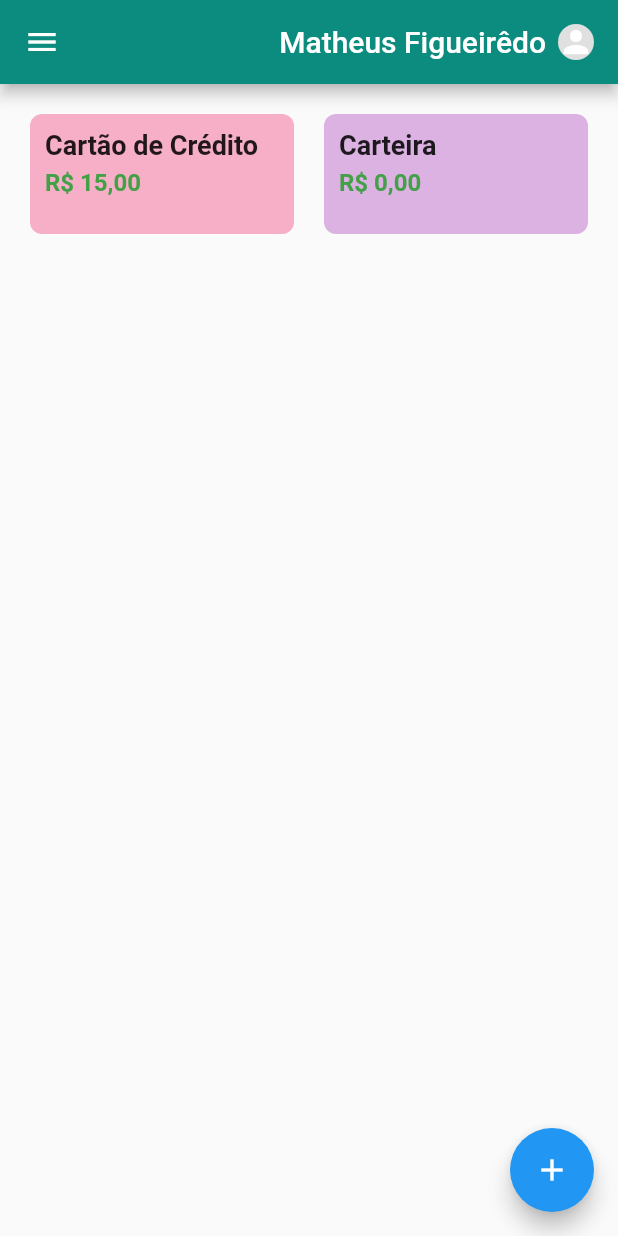
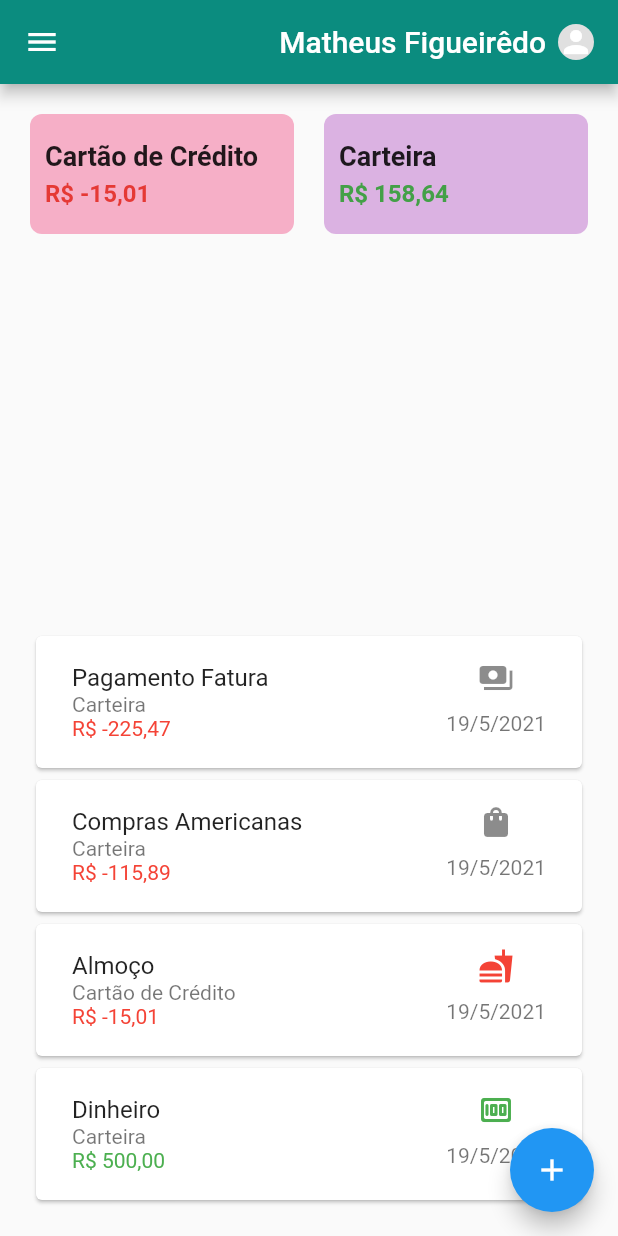
Before and after one commit to matheustgf10/e-wallet, a Flutter app: the screen it shows after launch, after a tap on "Entrar", on a phone screen of 412 x 824 dp. Run offline on Flutter 3.47's test engine with Material 2 defaults, Android fonts, the phone set to English and light mode, and no system bars; our stand-ins replace flutter_mobx, flutter_modular, mobx; generated files the repository leaves out were written again.

Commit message:
Adding FinancialRegisterList in HomePage

```diff
--- a/lib/app/modules/home/home_page.dart
+++ b/lib/app/modules/home/home_page.dart
@@ -2,8 +2,11 @@ import 'package:ewallet/app/app_store.dart';
 import 'package:ewallet/app/modules/home/home_store.dart';
 import 'package:ewallet/app/modules/home/widgets/account_card.dart';
 import 'package:ewallet/app/modules/home/widgets/create_account_widget.dart';
+import 'package:ewallet/app/modules/home/widgets/financial_register_list_widget.dart';
+import 'package:ewallet/app/shared/models/account.dart';
 import 'package:ewallet/app/shared/models/user.dart';
 import 'package:ewallet/app/shared/widgets/custom_app_bar.dart';
+import 'package:ewallet/app/shared/widgets/drawer_menu.dart';
 import 'package:ewallet/app/utils/colors.dart';
 import 'package:flutter/material.dart';
 import 'package:flutter_mobx/flutter_mobx.dart';
@@ -23,8 +26,6 @@ class _HomePageState extends ModularState<HomePage, HomeStore> {
   AppStore _appStore = Modular.get<AppStore>();
   @override
   Widget build(BuildContext context) {
-    print('Account ID 1: ' + widget.user.accountList.first.idAccount);
-    print('Account ID 2: ' + widget.user.accountList.last.idAccount);
     _appStore.setSize(context: context);
     double height = _appStore.height;
     double width = _appStore.width;
@@ -34,12 +35,11 @@ class _HomePageState extends ModularState<HomePage, HomeStore> {
         title: CustomAppBar(userName: widget.user.name),
         backgroundColor: PRIMARY_COLOR,
       ),
-      drawer: Container(
-        child: Text('DRAWER MENU'),
-      ),
+      drawer: DrawerMenu(),
       body: Container(
         height: height,
         width: width,
+        padding: EdgeInsets.all(20),
         child: Column(
           children: [
             // Contas
@@ -54,15 +54,9 @@ class _HomePageState extends ModularState<HomePage, HomeStore> {
                   mainAxisSpacing: 20,
                   mainAxisExtent: 80,
                 ),
-                padding: EdgeInsets.all(20),
                 itemCount: widget.user.accountList.length,
                 itemBuilder: (_, index) {
-                  return AccountCard(
-                    accountName: widget.user.accountList[index].nameAccount,
-                    accountValue: widget.user.getAccountTotalValue(
-                        idAccount: widget.user.accountList[index].idAccount),
-                    accountColor: widget.user.accountList[index].color,
-                  );
+                  return AccountCard(user: widget.user, index: index);
                 },
               ),
             ),
@@ -72,7 +66,8 @@ class _HomePageState extends ModularState<HomePage, HomeStore> {
               child: Container(
                 child: LayoutBuilder(builder: (_, constraints) {
                   return Container(
-                    height: constraints.maxHeight,
+                    height: constraints.maxHeight / 2,
+                    child: FinancialRegisterListWidget(user: widget.user),
                   );
                 }),
               ),
--- a/lib/app/modules/home/widgets/account_card.dart
+++ b/lib/app/modules/home/widgets/account_card.dart
@@ -1,30 +1,37 @@
+import 'package:ewallet/app/shared/models/user.dart';
 import 'package:flutter/material.dart';
 
-class AccountCard extends StatelessWidget {
-  late String accountName;
-  late double accountValue;
-  late Color accountColor;
+class AccountCard extends StatefulWidget {
+  late User user;
+  late int index;
 
-  AccountCard({
-    required this.accountName,
-    required this.accountValue,
-    required this.accountColor,
-  });
+  AccountCard({required this.user, required this.index});
 
   @override
+  _AccountCardState createState() => _AccountCardState();
+}
+
+class _AccountCardState extends State<AccountCard> {
+  @override
   Widget build(BuildContext context) {
-    return Container(
+    double value = widget.user.getAccountTotalValue(
+        idAccount: widget.user.accountList[widget.index].idAccount);
+    return InkWell(
+      onTap: () {},
+      onLongPress: () {},
+      child: Container(
         child: ClipRRect(
           borderRadius: BorderRadius.circular(8),
           child: Container(
-          color: accountColor,
+            color: widget.user.accountList[widget.index].color,
             child: Column(
               crossAxisAlignment: CrossAxisAlignment.start,
+              mainAxisAlignment: MainAxisAlignment.center,
               children: [
                 Padding(
-                padding: const EdgeInsets.only(left: 10, top: 10),
+                  padding: const EdgeInsets.only(left: 10),
                   child: Text(
-                  accountName,
+                    widget.user.accountList[widget.index].nameAccount,
                     style: TextStyle(
                       fontSize: 18,
                       fontWeight: FontWeight.w600,
@@ -34,11 +41,11 @@ class AccountCard extends StatelessWidget {
                 Padding(
                   padding: const EdgeInsets.only(left: 10, top: 5),
                   child: Text(
-                  "R\$ " + accountValue.ceil().toString() + ",00",
+                    widget.user.convertValueToRealPattern(value: value),
                     style: TextStyle(
                       fontSize: 16,
                       fontWeight: FontWeight.bold,
-                    color: (accountValue.isNegative)
+                      color: (value.isNegative)
                           ? Colors.red[600]
                           : Colors.green[600],
                     ),
@@ -48,6 +55,7 @@ class AccountCard extends StatelessWidget {
             ),
           ),
         ),
+      ),
     );
   }
 }
--- a/lib/app/modules/home/widgets/create_account_widget.dart
+++ b/lib/app/modules/home/widgets/create_account_widget.dart
@@ -12,7 +12,9 @@ class CreateAccountWidget extends StatefulWidget {
 class _CreateAccountWidgetState extends State<CreateAccountWidget> {
   @override
   Widget build(BuildContext context) {
-    return Container(
+    return ClipRRect(
+      borderRadius: BorderRadius.only(topLeft: Radius.circular(10), topRight: Radius.circular(10)),
+      child: Container(
         height: widget.height / 2,
         child: Padding(
           padding: const EdgeInsets.all(20),
@@ -80,6 +82,7 @@ class _CreateAccountWidgetState extends State<CreateAccountWidget> {
             ],
           ),
         ),
+      ),
     );
   }
 }
--- /dev/null
+++ b/lib/app/modules/home/widgets/financial_register_list_widget.dart
@@ -0,0 +1,76 @@
+import 'package:ewallet/app/shared/models/account.dart';
+import 'package:ewallet/app/shared/models/user.dart';
+import 'package:flutter/material.dart';
+
+class FinancialRegisterListWidget extends StatefulWidget {
+  User user;
+  FinancialRegisterListWidget({required this.user});
+
+  @override
+  _FinancialRegisterListWidgetState createState() =>
+      _FinancialRegisterListWidgetState();
+}
+
+class _FinancialRegisterListWidgetState
+    extends State<FinancialRegisterListWidget> {
+  @override
+  Widget build(BuildContext context) {
+    return ListView.builder(
+        itemCount: widget.user.financialRegisterList.length,
+        reverse: true,
+        itemBuilder: (_, index) {
+          Account account = widget.user.getAccount(
+              idAccount: widget.user.financialRegisterList[index].idAccount);
+
+          return Card(
+            child: Padding(
+              padding: const EdgeInsets.all(8),
+              child: Container(
+                child: ListTile(
+                  title: Column(
+                    crossAxisAlignment: CrossAxisAlignment.start,
+                    children: [
+                      Text(
+                          widget.user.financialRegisterList[index].description),
+                      Text(
+                        account.nameAccount,
+                        style: TextStyle(fontSize: 14, color: Colors.black54),
+                      ),
+                    ],
+                  ),
+                  subtitle: Text(
+                    widget.user.convertValueToRealPattern(
+                        value: widget.user.financialRegisterList[index].value),
+                    style: TextStyle(
+                        color: (widget.user.financialRegisterList[index].value
+                                .isNegative)
+                            ? Colors.red
+                            : Colors.green),
+                  ),
+                  trailing: Column(
+                    children: [
+                      widget.user.financialRegisterList[index].getIcon(),
+                      SizedBox(height: 10),
+                      Text(
+                        widget.user.financialRegisterList[index].dateRegister
+                                .day
+                                .toString() +
+                            '/' +
+                            widget.user.financialRegisterList[index]
+                                .dateRegister.month
+                                .toString() +
+                            '/' +
+                            widget.user.financialRegisterList[index]
+                                .dateRegister.year
+                                .toString(),
+                        style: TextStyle(color: Colors.black54),
+                      ),
+                    ],
+                  ),
+                ),
+              ),
+            ),
+          );
+        });
+  }
+}
--- a/lib/app/modules/login/login_module.dart
+++ b/lib/app/modules/login/login_module.dart
@@ -1,11 +1,13 @@
 import 'package:ewallet/app/modules/login/login_page.dart';
 import 'package:ewallet/app/modules/login/login_store.dart';
+import 'package:ewallet/app/modules/login/repository/login_repository.dart';
 import 'package:flutter_modular/flutter_modular.dart';
 
 class LoginModule extends Module {
   @override
   final List<Bind> binds = [
     Bind.lazySingleton((i) => LoginStore()),
+    Bind.lazySingleton((i) => LoginRepository()),
   ];
 
   @override
--- a/lib/app/modules/login/login_store.dart
+++ b/lib/app/modules/login/login_store.dart
@@ -30,13 +30,33 @@ abstract class _LoginStoreBase with Store {
         color: Colors.pink[200]?.withOpacity(0.7));
     user.createAccount(
         nameAccount: 'Carteira', color: Colors.purple[200]?.withOpacity(0.7));
-
+    user.createFinancialRegister(
+      description: 'Dinheiro',
+      value: 500.00,
+      category: 'FUNDOS',
+      date: DateTime.now(),
+      idAccount: user.accountList.last.idAccount,
+    );
     user.createFinancialRegister(
       description: 'Almoço',
-      value: 15.00,
+      value: -15.01,
       category: 'COMIDA',
       date: DateTime.now(),
       idAccount: user.accountList.first.idAccount,
+    );
+    user.createFinancialRegister(
+      description: 'Compras Americanas',
+      value: -115.89,
+      category: 'Lojas (sei lá)',
+      date: DateTime.now(),
+      idAccount: user.accountList.last.idAccount,
+    );
+    user.createFinancialRegister(
+      description: 'Pagamento Fatura',
+      value: -225.47,
+      category: 'FINANÇAS',
+      date: DateTime.now(),
+      idAccount: user.accountList.last.idAccount,
     );
 
     return user;
--- a/lib/app/shared/models/financial_register.dart
+++ b/lib/app/shared/models/financial_register.dart
@@ -1,3 +1,4 @@
+import 'package:flutter/material.dart';
 import 'package:uuid/uuid.dart';
 
 class FinancialRegister {
@@ -9,7 +10,6 @@ class FinancialRegister {
   String idAccount;
 
   FinancialRegister({
-    //required this.idFinancialRegister,
     required this.description,
     required this.value,
     required this.category,
@@ -22,4 +22,24 @@ class FinancialRegister {
     // TODO: implement toString
     return '[id:$idFinancialRegister ,description:$description,value:$value,category:$category,date:$dateRegister,nameAccount:$idAccount]';
   }
+
+  Icon getIcon() {
+    late Icon icon;
+    switch (this.category) {
+      case 'COMIDA':
+        icon = Icon(Icons.fastfood, color: Colors.red);
+        break;
+      case 'FINANÇAS':
+        icon = Icon(Icons.payments);
+        break;
+      case 'FUNDOS':
+        icon = Icon(Icons.money_rounded, color: Colors.green);
+        break;
+      default:
+        icon = Icon(Icons.shopping_bag_rounded);
+        break;
+    }
+
+    return icon;
+  }
 }
--- a/lib/app/shared/models/user.dart
+++ b/lib/app/shared/models/user.dart
@@ -166,4 +166,10 @@ class User {
             .toList();
     return financialRegisterListByAccount;
   }
+
+  String convertValueToRealPattern({required double value}) {
+    var var1 = value.toStringAsFixed(2);
+    var var2 = var1.split('.');
+    return "R\$ " + var2[0] + ',' + var2[1];
+  }
 }
--- /dev/null
+++ b/lib/app/shared/widgets/drawer_menu.dart
@@ -0,0 +1,14 @@
+import 'package:flutter/material.dart';
+
+class DrawerMenu extends StatelessWidget {
+  @override
+  Widget build(BuildContext context) {
+    return Drawer(
+      child: LayoutBuilder(builder: (_, constraints) {
+        return Column(
+          children: [DrawerHeader(child: Container())],
+        );
+      }),
+    );
+  }
+}
```
Also changed, not shown: lib/app/app_widget.dart (line endings or trailing spaces). Lines whose indentation alone changed are shown as unchanged.
